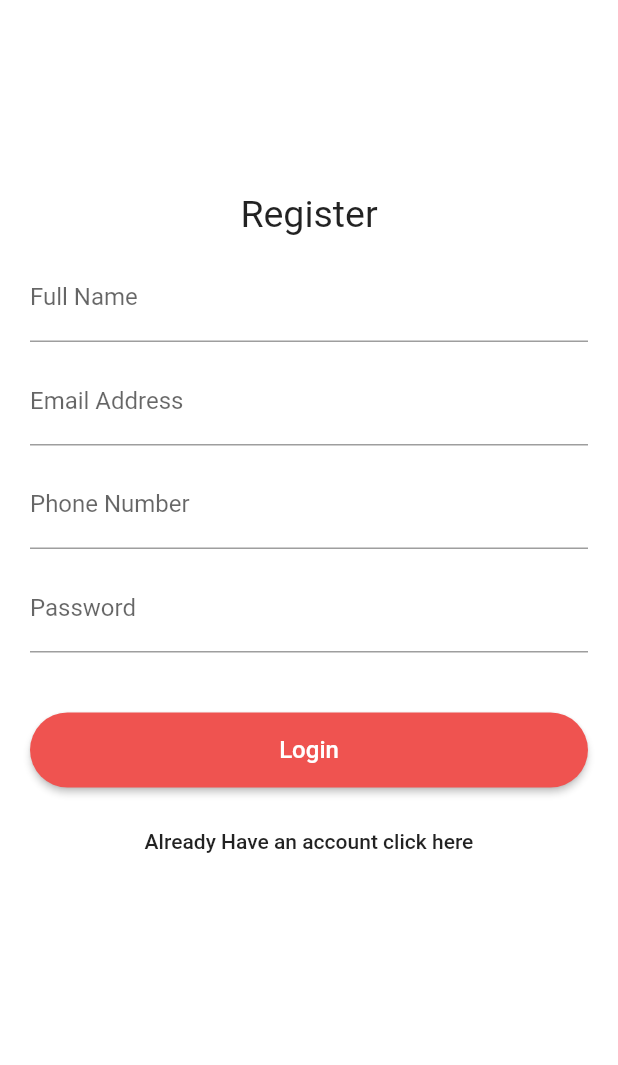
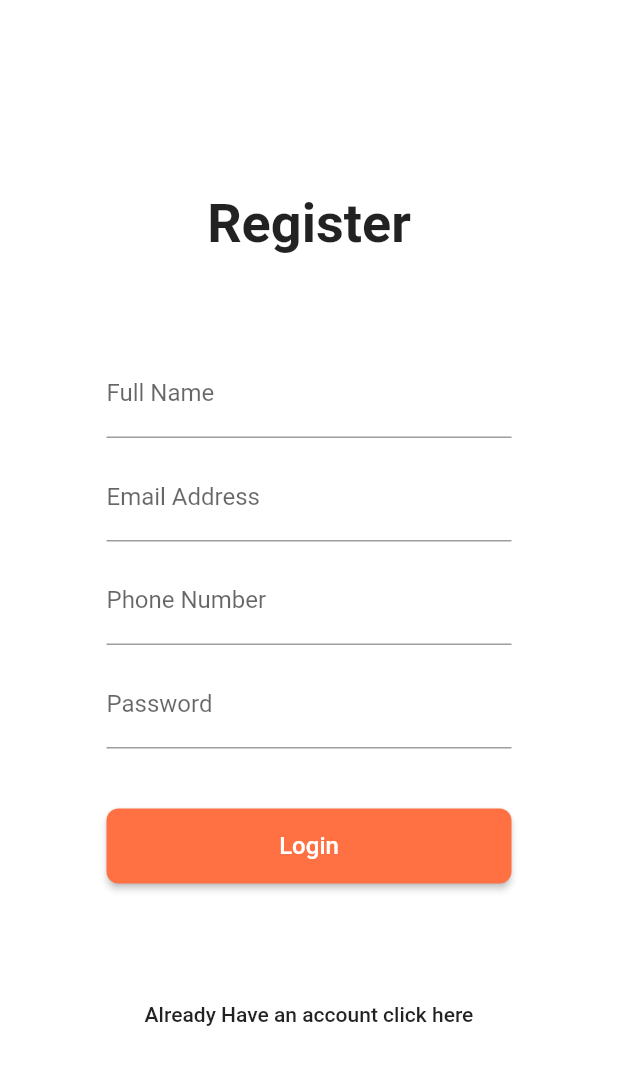
Before and after one commit to devashar13/IvyHack-DontDieBro, a Flutter app: the screen it shows after launch, on a phone screen of 412 x 824 dp. Shown: the top 1065 px of the screen. Run offline on Flutter 3.47's test engine with Material 2 defaults, Android fonts, the phone set to English and light mode, and no system bars; our stand-ins replace firebase_core, firebase_database; accounts and stored records are empty.

Commit message:
Update registration_screen.dart

```diff
--- a/lib/screens/registration_screen.dart
+++ b/lib/screens/registration_screen.dart
@@ -21,11 +21,12 @@ class RegistrationScreen extends StatelessWidget {
                   'Register',
                   textAlign: TextAlign.center,
                   style: TextStyle(
-                    fontSize: 25,
+                    fontSize: 36,
+                    fontWeight: FontWeight.bold,
                   ),
                 ),
                 Padding(
-                  padding: const EdgeInsets.all(12.0),
+                  padding: const EdgeInsets.all(63.0),
                   child: Column(
                     children: [
                       TextField(
@@ -70,9 +71,9 @@ class RegistrationScreen extends StatelessWidget {
                       RaisedButton(
                         onPressed: () {},
                         shape: new RoundedRectangleBorder(
-                          borderRadius: new BorderRadius.circular(25),
+                          borderRadius: new BorderRadius.circular(8),
                         ),
-                        color: Colors.red[400],
+                        color: Colors.deepOrange[400],
                         child: Container(
                           height: 50,
                           child: Center(
```
